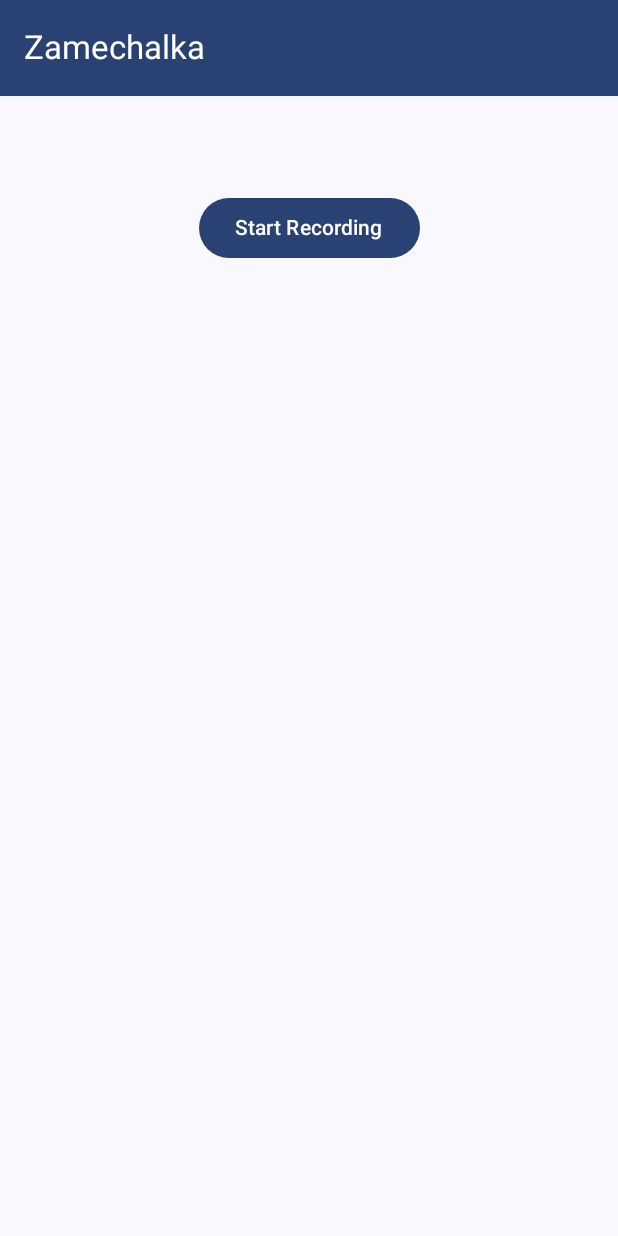
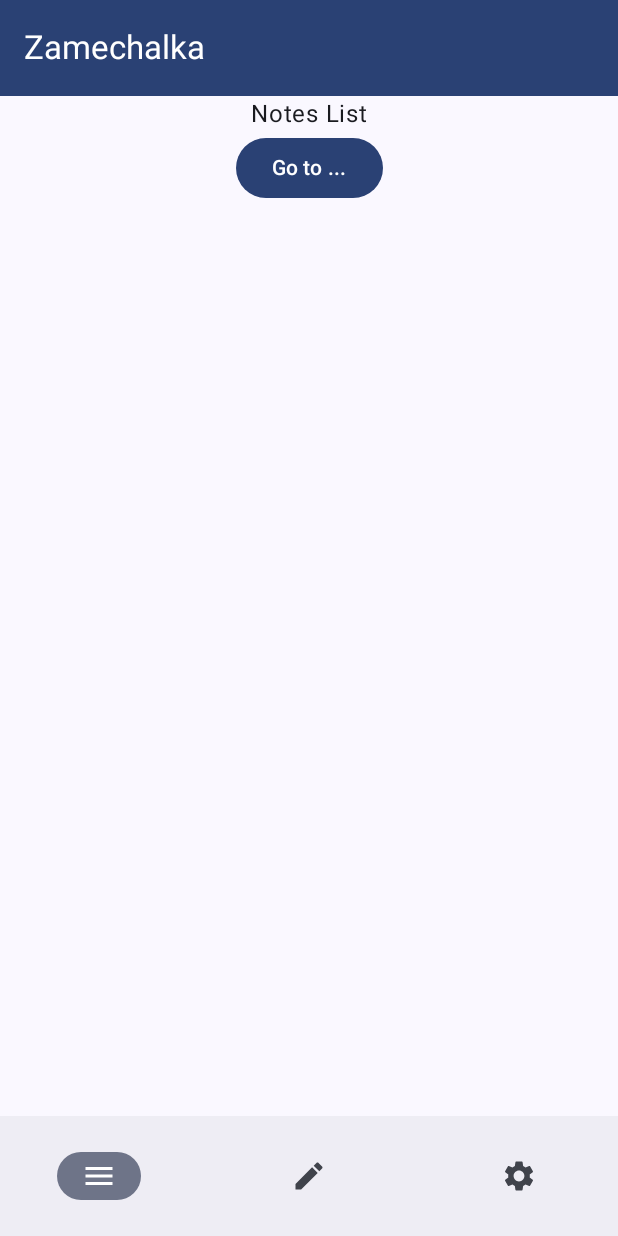
Before and after one commit to onecoffeeplz/ZamechalkaApp, an Android app built with Jetpack Compose: the screen it shows after launch (MainActivity), on a phone screen of 412 x 824 dp. Run offline under Robolectric (Android 15) with nearby library versions, the phone set to English and light mode, and no system bars; our stand-ins replace Navigation 3, Room's generated code, Timber.

Commit message:
add routes and templates screens for navigation

```diff
--- a/app/src/main/java/dev/onecoffeeplz/zamechalka/MainActivity.kt
+++ b/app/src/main/java/dev/onecoffeeplz/zamechalka/MainActivity.kt
@@ -6,10 +6,23 @@ import androidx.activity.compose.setContent
 import androidx.activity.enableEdgeToEdge
 import androidx.compose.foundation.layout.Column
 import androidx.compose.foundation.layout.padding
+import androidx.compose.material3.Icon
+import androidx.compose.material3.NavigationBar
+import androidx.compose.material3.NavigationBarItem
 import androidx.compose.material3.Scaffold
 import androidx.compose.runtime.Composable
+import androidx.compose.runtime.remember
 import androidx.compose.ui.Modifier
+import androidx.navigation3.runtime.entry
+import androidx.navigation3.runtime.entryProvider
+import androidx.navigation3.ui.NavDisplay
+import dev.onecoffeeplz.zamechalka.presentation.navigation.TOP_LEVEL_ROUTES
+import dev.onecoffeeplz.zamechalka.presentation.navigation.TopLevelBackStack
+import dev.onecoffeeplz.zamechalka.presentation.navigation.TopLevelRoute
 import dev.onecoffeeplz.zamechalka.presentation.ui.CreateNoteScreen
+import dev.onecoffeeplz.zamechalka.presentation.ui.NoteDetailsScreen
+import dev.onecoffeeplz.zamechalka.presentation.ui.NotesListScreen
+import dev.onecoffeeplz.zamechalka.presentation.ui.SettingsScreen
 import dev.onecoffeeplz.zamechalka.presentation.ui.components.ZamechalkaTopBar
 import dev.onecoffeeplz.zamechalka.presentation.ui.theme.ZamechalkaTheme
 
@@ -27,11 +40,67 @@ class MainActivity : ComponentActivity() {
 
 @Composable
 fun MainScreen() {
+    val topLevelBackStack = remember { TopLevelBackStack<Any>(TopLevelRoute.NotesList) }
+
     Scaffold(
-        topBar = { ZamechalkaTopBar() }
-    ) { innerPadding ->
-        Column(Modifier.padding(innerPadding)) {
-            CreateNoteScreen()
-        }
+        topBar = { ZamechalkaTopBar() },
+        bottomBar = {
+            NavigationBar {
+                TOP_LEVEL_ROUTES.forEach { topLevelRoute ->
+
+                    val isSelected = topLevelRoute == topLevelBackStack.topLevelKey
+                    NavigationBarItem(
+                        selected = isSelected,
+                        onClick = {
+                            topLevelBackStack.addTopLevel(topLevelRoute)
+                        },
+                        icon = {
+                            Icon(
+                                imageVector = topLevelRoute.icon,
+                                contentDescription = null
+                            )
+                        }
+                    )
+                }
+            }
+        }) { innerPadding ->
+        NavDisplay(
+            backStack = topLevelBackStack.backStack,
+            onBack = { topLevelBackStack.removeLast() },
+            entryProvider = entryProvider {
+                entry<TopLevelRoute.NotesList> {
+                    Column(
+                        Modifier
+                            .padding(innerPadding)
+                    ) {
+                        NotesListScreen(topLevelBackStack)
+                    }
+                }
+                entry<TopLevelRoute.NoteDetails> {
+                    Column(
+                        Modifier
+                            .padding(innerPadding)
+                    ) {
+                        NoteDetailsScreen()
+                    }
+                }
+                entry<TopLevelRoute.CreateNote> {
+                    Column(
+                        Modifier
+                            .padding(innerPadding)
+                    ) {
+                        CreateNoteScreen()
+                    }
+                }
+                entry<TopLevelRoute.Settings> {
+                    Column(
+                        Modifier
+                            .padding(innerPadding)
+                    ) {
+                        SettingsScreen()
+                    }
+                }
+            },
+        )
     }
 }
--- /dev/null
+++ b/app/src/main/java/dev/onecoffeeplz/zamechalka/presentation/navigation/TopLevelRoute.kt
@@ -0,0 +1,20 @@
+package dev.onecoffeeplz.zamechalka.presentation.navigation
+
+import androidx.compose.material.icons.Icons
+import androidx.compose.material.icons.filled.Create
+import androidx.compose.material.icons.filled.Menu
+import androidx.compose.material.icons.filled.Settings
+import androidx.compose.ui.graphics.vector.ImageVector
+
+internal sealed class TopLevelRoute(val icon: ImageVector) {
+    data object NotesList : TopLevelRoute(Icons.Default.Menu)
+    data object NoteDetails
+    data object CreateNote : TopLevelRoute(Icons.Default.Create)
+    data object Settings : TopLevelRoute(Icons.Default.Settings)
+}
+
+internal val TOP_LEVEL_ROUTES: List<TopLevelRoute> = listOf(
+    TopLevelRoute.NotesList,
+    TopLevelRoute.CreateNote,
+    TopLevelRoute.Settings
+)
--- /dev/null
+++ b/app/src/main/java/dev/onecoffeeplz/zamechalka/presentation/ui/NotesListScreen.kt
@@ -0,0 +1,28 @@
+package dev.onecoffeeplz.zamechalka.presentation.ui
+
+import androidx.compose.animation.ExperimentalSharedTransitionApi
+import androidx.compose.foundation.layout.Column
+import androidx.compose.foundation.layout.fillMaxWidth
+import androidx.compose.material3.Button
+import androidx.compose.material3.Text
+import androidx.compose.runtime.Composable
+import androidx.compose.ui.Alignment
+import androidx.compose.ui.Modifier
+import androidx.compose.ui.res.stringResource
+import dev.onecoffeeplz.zamechalka.R
+import dev.onecoffeeplz.zamechalka.presentation.navigation.TopLevelBackStack
+import dev.onecoffeeplz.zamechalka.presentation.navigation.TopLevelRoute
+
+@OptIn(ExperimentalSharedTransitionApi::class)
+@Composable
+fun NotesListScreen(topLevelBackStack: TopLevelBackStack<Any>) {
+    Column(
+        horizontalAlignment = Alignment.CenterHorizontally,
+        modifier = Modifier.fillMaxWidth(),
+    ) {
+        Text(stringResource(R.string.notes_list))
+        Button(onClick = { topLevelBackStack.add(TopLevelRoute.NoteDetails) }) {
+            Text("Go to ...")
+        }
+    }
+}
--- a/app/src/main/res/values/strings.xml
+++ b/app/src/main/res/values/strings.xml
@@ -12,4 +12,8 @@
     <string name="recording_with_duration">Recording… Duration: %1$s</string>
     <string name="recorded_file">Recorded file: %1$s</string>
     <string name="error">Error: %1$s</string>
+    <string name="notes_list">Notes List</string>
+    <string name="note_details">Note Details</string>
+    <string name="create_note">Create Note</string>
+    <string name="settings">Settings</string>
 </resources>
```
Also changed, not shown: app/src/main/java/dev/onecoffeeplz/zamechalka/presentation/navigation/TopLevelBackStack.kt (added, +50 -0 lines), app/src/main/java/dev/onecoffeeplz/zamechalka/presentation/ui/NoteDetailsScreen.kt (added, +22 -0 lines), app/src/main/java/dev/onecoffeeplz/zamechalka/presentation/ui/SettingsScreen.kt (added, +22 -0 lines), 1 other file.
